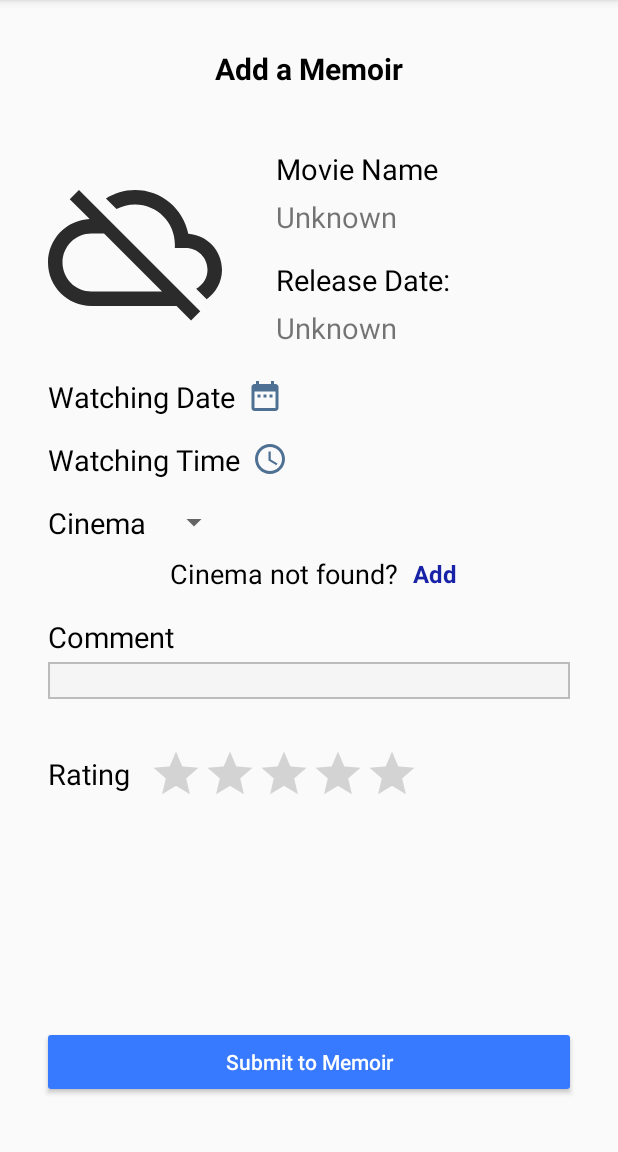
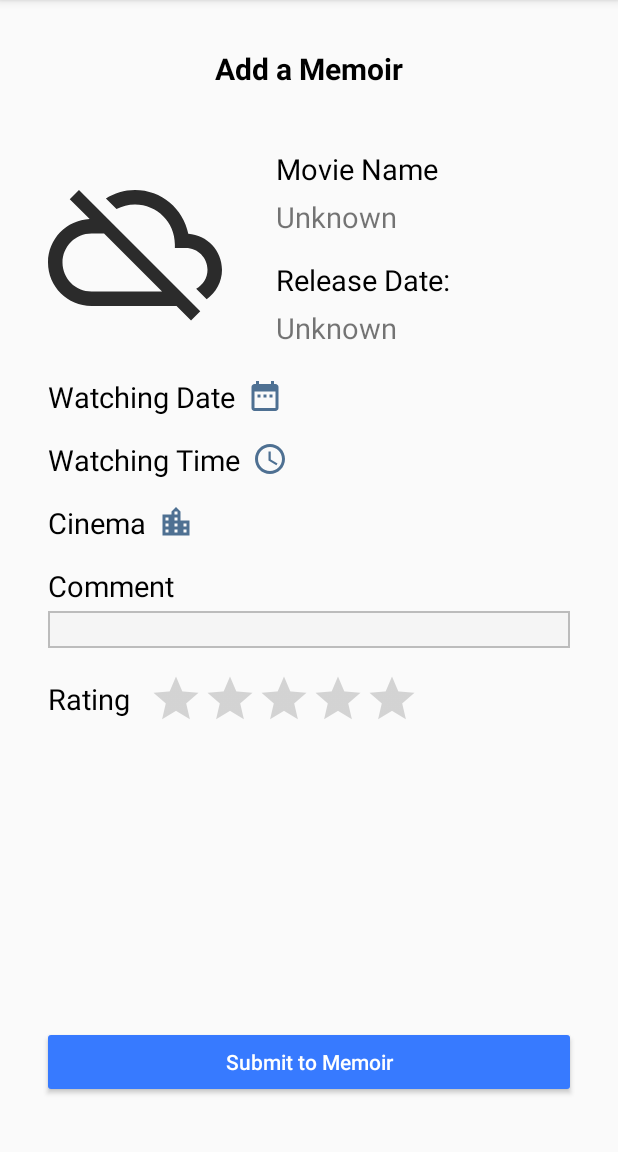
Before and after one commit to lingyuze1996/MyMovieMemoir, an Android app: the fragment AddMemoirFragment placed in its activity, on a phone screen of 412 x 824 dp, the part 84-1236 px from its top. Run offline under Robolectric (Android 15) with nearby library versions, the phone set to English and light mode, and no system bars; our stand-ins replace Picasso, Room's generated code; network calls fail; pictures from the network do not load.

Commit message:
Some changes about Add Memoir
REPLACE spinners with TimePicker for watching time selection

Manually add cinema DISABLED

Choose Cinema Fragment ADDED

```diff
--- a/MyMovieMemoir/app/src/main/java/ling/yuze/mymoviememoir/ui/main/fragment/AddMemoirFragment.java
+++ b/MyMovieMemoir/app/src/main/java/ling/yuze/mymoviememoir/ui/main/fragment/AddMemoirFragment.java
@@ -1,33 +1,27 @@
 package ling.yuze.mymoviememoir.ui.main.fragment;
 
+import android.app.Activity;
 import android.content.Context;
+import android.content.Intent;
 import android.content.SharedPreferences;
 import android.os.AsyncTask;
 import android.os.Bundle;
 import android.view.LayoutInflater;
 import android.view.View;
 import android.view.ViewGroup;
-import android.widget.ArrayAdapter;
 import android.widget.Button;
 import android.widget.CalendarView;
 import android.widget.EditText;
 import android.widget.ImageView;
 import android.widget.RatingBar;
-import android.widget.Spinner;
 import android.widget.TextView;
 import android.widget.TimePicker;
 import android.widget.Toast;
-
 import androidx.annotation.NonNull;
 import androidx.annotation.Nullable;
 import androidx.fragment.app.Fragment;
 import androidx.fragment.app.FragmentManager;
 import androidx.fragment.app.FragmentTransaction;
-
-
-import java.util.ArrayList;
-import java.util.List;
-
 import ling.yuze.mymoviememoir.R;
 import ling.yuze.mymoviememoir.data.Cinema;
 import ling.yuze.mymoviememoir.data.Memoir;
@@ -38,36 +32,41 @@ import ling.yuze.mymoviememoir.utility.JsonParser;
 import static ling.yuze.mymoviememoir.network.ImageDownload.setImage;
 
 public class AddMemoirFragment extends Fragment implements View.OnClickListener {
+
+    // widgets
     private TextView tvMovieName;
-    private ImageView image;
+    private ImageView movieImage;
     private TextView tvRelease;
+
     private ImageView calendarImage;
     private CalendarView calendar;
+    private TextView tvDate;
+
     private ImageView timePickerImage;
     private TimePicker timePicker;
-    private Spinner spinnerCinema;
-    private TextView tvAddCinemaClick;
-    private TextView tvAddCinemaHeading;
-    private EditText etCinemaName;
-    private EditText etCinemaPostcode;
-    private TextView tvConfirm;
+    private TextView tvTime;
+
+    private ImageView cinemaImage;
+    private TextView tvCinema;
+
     private EditText etAddComment;
+
     private RatingBar ratingBar;
+
     private Button buttonSubmit;
 
+    // information
     private int maxMemoirId;
     private String watchingDate;
-    private int maxCinemaId = 0;
-    private List<String> cinemas;
-    private List<Object[]> cinemasList;
-    private ArrayAdapter<String> cinemaAdapter;
+    private String watchingTime;
+    private Cinema cinema;
 
     @Nullable
     @Override
     public View onCreateView(@NonNull LayoutInflater inflater, @Nullable ViewGroup container, @Nullable Bundle savedInstanceState) {
         View v = inflater.inflate(R.layout.fragment_add_memoir, container, false);
 
-        new TaskGetMaxMemoirId().execute();
+        //new TaskGetMaxMemoirId().execute();
 
         // Get movie information from movie view fragment
         SharedPreferences shared = getContext().getSharedPreferences("movie", Context.MODE_PRIVATE);
@@ -80,8 +79,8 @@ public class AddMemoirFragment extends Fragment implements View.OnClickListener
         tvMovieName = v.findViewById(R.id.tv_add_name);
         tvMovieName.setText(name);
 
-        image = v.findViewById(R.id.image_add_poster);
-        setImage(image, imagePath);
+        movieImage = v.findViewById(R.id.image_add_poster);
+        setImage(movieImage, imagePath);
 
         tvRelease = v.findViewById(R.id.tv_add_release);
         tvRelease.setText(releaseDate);
@@ -89,45 +88,38 @@ public class AddMemoirFragment extends Fragment implements View.OnClickListener
         calendarImage = v.findViewById(R.id.imageWatchingDate);
         calendarImage.setOnClickListener(this);
 
+        tvDate = v.findViewById(R.id.tv_add_date);
+
         calendar = v.findViewById(R.id.calendar_watching);
         calendar.setVisibility(View.GONE);
         calendar.setOnDateChangeListener(new CalendarView.OnDateChangeListener() {
             @Override
             public void onSelectedDayChange(@NonNull CalendarView view, int year, int month, int dayOfMonth) {
                 watchingDate = DateFormat.toDateString(year, month + 1, dayOfMonth);
+                tvDate.setText(watchingDate);
             }
         });
 
         timePickerImage = v.findViewById(R.id.imageWatchingTime);
         timePickerImage.setOnClickListener(this);
 
+        tvTime = v.findViewById(R.id.tv_add_time);
+
         timePicker = v.findViewById(R.id.time_picker);
         timePicker.setVisibility(View.GONE);
         timePicker.setIs24HourView(true);
+        timePicker.setOnTimeChangedListener(new TimePicker.OnTimeChangedListener() {
+            @Override
+            public void onTimeChanged(TimePicker view, int hourOfDay, int minute) {
+                watchingTime = DateFormat.toTimeString(hourOfDay, minute);
+                tvTime.setText(watchingTime);
+            }
+        });
 
-        // Spinner for cinema name and postcode
-        spinnerCinema = v.findViewById(R.id.spinner_add_cinema);
+        cinemaImage = v.findViewById(R.id.image_cinema);
+        cinemaImage.setOnClickListener(this);
 
-        cinemas = new ArrayList<>();
-
-        cinemaAdapter = new ArrayAdapter<>(getContext(), R.layout.spinner_item, cinemas);
-
-        spinnerCinema.setAdapter(cinemaAdapter);
-
-        // retrieve cinema names and postcodes into spinners
-        new TaskGetCinemas().execute();
-
-        // Click button to add a cinema not in the list
-        tvAddCinemaClick = v.findViewById(R.id.tv_supplement_cinema);
-        tvAddCinemaClick.setOnClickListener(this);
-
-        // View of supplement cinema
-        tvAddCinemaHeading = v.findViewById(R.id.tv_supplement_cinema_heading);
-        etCinemaName = v.findViewById(R.id.etAddCinemaName);
-        etCinemaPostcode = v.findViewById(R.id.etAddCinemaPostcode);
-        tvConfirm = v.findViewById(R.id.tv_supplement_cinema_confirm);
-        tvConfirm.setOnClickListener(this);
-        setAddCinemaVisibility(View.GONE);
+        tvCinema = v.findViewById(R.id.tv_cinema_chosen);
 
         etAddComment = v.findViewById(R.id.etAddComment);
 
@@ -142,6 +134,13 @@ public class AddMemoirFragment extends Fragment implements View.OnClickListener
     @Override
     public void onClick(View v) {
         switch(v.getId()) {
+            case R.id.imageWatchingDate:
+                if (calendar.getVisibility() == View.GONE)
+                    calendar.setVisibility(View.VISIBLE);
+                else
+                    calendar.setVisibility(View.GONE);
+                break;
+
             case R.id.imageWatchingTime:
                 if (timePicker.getVisibility() == View.GONE)
                     timePicker.setVisibility(View.VISIBLE);
@@ -149,56 +148,17 @@ public class AddMemoirFragment extends Fragment implements View.OnClickListener
                     timePicker.setVisibility(View.GONE);
                 break;
 
-            case R.id.imageWatchingDate:
-                if (calendar.getVisibility() == View.GONE)
-                    calendar.setVisibility(View.VISIBLE);
-                else
-                    calendar.setVisibility(View.GONE);
-                break;
+            case R.id.image_cinema:
+                FragmentManager fm = getFragmentManager();
+                FragmentTransaction transaction = fm.beginTransaction();
 
-            case R.id.tv_supplement_cinema:
-                if (tvAddCinemaHeading.getVisibility() == View.GONE)
-                    setAddCinemaVisibility(View.VISIBLE);
-                else
-                    setAddCinemaVisibility(View.GONE);
-                break;
+                CinemaChooseFragment fragment = new CinemaChooseFragment();
+                fragment.setTargetFragment(this, 0);
 
-            case R.id.tv_supplement_cinema_confirm:
-                String newCinemaName = etCinemaName.getText().toString();
-                String newCinemaPostcode = etCinemaPostcode.getText().toString();
-
-                if (newCinemaPostcode.length() != 4) {
-                    Toast.makeText(getContext(), R.string.error_postcode_format, Toast.LENGTH_LONG)
-                            .show();
-                    break;
-                }
-
-                if (newCinemaName.length() == 0) {
-                    Toast.makeText(getContext(), R.string.error_cinema_empty, Toast.LENGTH_LONG)
-                            .show();
-                    break;
-                }
-
-                setAddCinemaVisibility(View.GONE);
-
-                // check whether the cinema is already provided
-                if (checkCinemaId(newCinemaName + " " + newCinemaPostcode) != 0) {
-                    Toast.makeText(getContext(), R.string.error_cinema_exist, Toast.LENGTH_LONG)
-                            .show();
-                    break;
-                }
-
-                String newCinema = newCinemaName + " " + newCinemaPostcode;
-                cinemas.add(newCinema);
-
-                cinemasList.add(new Object[]{++ maxCinemaId, newCinemaPostcode, newCinemaName});
-
-                spinnerCinema.setSelection(cinemaAdapter.getPosition(newCinema));
-
-                // post newly added cinema to server database
-                new TaskPostNewCinema().execute(newCinemaName, newCinemaPostcode);
-                Toast.makeText(getContext(), R.string.success_add_cinema, Toast.LENGTH_LONG)
-                        .show();
+                transaction.add(R.id.content_frame, fragment);
+                transaction.hide(this);
+                transaction.addToBackStack(null);
+                transaction.commit();
                 break;
 
             case R.id.btAddSubmit:
@@ -207,21 +167,19 @@ public class AddMemoirFragment extends Fragment implements View.OnClickListener
                             .show();
                     break;
                 }
-                int hour = timePicker.getHour();
-                int minute = timePicker.getMinute();
                 String watchingDateTime = watchingDate
-                        + DateFormat.toCompleteTimeString(hour, minute);
+                        + watchingTime;
                 String comment = etAddComment.getText().toString();
                 float rating = ratingBar.getRating();
 
                 Memoir memoir = new Memoir(tvMovieName.getText().toString(), tvRelease.getText().toString() + "T00:00:00+10:00",
                         watchingDateTime, comment, rating);
 
-                String cinemaSelected = spinnerCinema.getSelectedItem().toString();
+                // String cinemaSelected = spinnerCinema.getSelectedItem().toString();
 
-                int cinemaId = checkCinemaId(cinemaSelected);
+                // int cinemaId = checkCinemaId(cinemaSelected);
 
-                memoir.setCId(cinemaId);
+                // memoir.setCId(cinemaId);
 
                 SharedPreferences sharedPersonInfo = getContext().
                         getSharedPreferences("Info", Context.MODE_PRIVATE);
@@ -233,44 +191,27 @@ public class AddMemoirFragment extends Fragment implements View.OnClickListener
                 new TaskPostNewMemoir().execute(memoir);
                 Toast.makeText(getContext(), R.string.success_add_memoir, Toast.LENGTH_LONG).show();
 
-                FragmentManager fm = getFragmentManager();
-                FragmentTransaction transaction = fm.beginTransaction();
-                transaction.replace(R.id.content_frame, new MovieMemoirFragment());
-                transaction.addToBackStack(null);
-                transaction.commit();
+                replaceFragment(new MovieMemoirFragment());
 
                 break;
         }
     }
 
-    private int checkCinemaId(String cString) {
-        for (Object[] cinema : cinemasList) {
-            String cinemaString = (String) cinema[2] + " " + (String) cinema[1];
-            if (cinemaString.equals(cString)) {
-                return (Integer) cinema[0];
-            }
+    @Override
+    public void onActivityResult(int requestCode, int resultCode, @Nullable Intent data) {
+        if (resultCode == Activity.RESULT_OK) {
+            tvCinema.setText(data.getStringExtra("cinemaChosen"));
+            tvCinema.setVisibility(View.VISIBLE);
         }
 
-        return 0;
     }
 
-    private void setAddCinemaVisibility(int visibilityId) {
-        tvAddCinemaHeading.setVisibility(visibilityId);
-        etCinemaName.setVisibility(visibilityId);
-        etCinemaPostcode.setVisibility(visibilityId);
-        tvConfirm.setVisibility(visibilityId);
-    }
-
-    private class TaskPostNewCinema extends AsyncTask<String, Void, Void> {
-        @Override
-        protected Void doInBackground(String... params) {
-            RestService rs = new RestService();
-            Cinema cinema = new Cinema(maxCinemaId, params[0], params[1]);
-            String cinemaJson = JsonParser.objectToJson(cinema);
-            rs.post(cinemaJson, "cinema");
-
-            return null;
-        }
+    private void replaceFragment(Fragment next) {
+        FragmentManager fm = getFragmentManager();
+        FragmentTransaction transaction = fm.beginTransaction();
+        transaction.replace(R.id.content_frame, next);
+        transaction.addToBackStack(null);
+        transaction.commit();
     }
 
     private class TaskPostNewMemoir extends AsyncTask<Memoir, Void, Void> {
@@ -286,6 +227,7 @@ public class AddMemoirFragment extends Fragment implements View.OnClickListener
         }
     }
 
+    /*
     private class TaskGetCinemas extends AsyncTask<Void, Void, List<Object[]>> {
         @Override
         protected List<Object[]> doInBackground(Void... voids) {
@@ -316,6 +258,7 @@ public class AddMemoirFragment extends Fragment implements View.OnClickListener
         }
     }
 
+
     private class TaskGetMaxMemoirId extends AsyncTask<Void, Void, Integer> {
         @Override
         protected Integer doInBackground(Void... voids) {
@@ -328,4 +271,5 @@ public class AddMemoirFragment extends Fragment implements View.OnClickListener
             maxMemoirId = integer;
         }
     }
+    */
 }
--- /dev/null
+++ b/MyMovieMemoir/app/src/main/res/drawable/ic_location.xml
@@ -0,0 +1,5 @@
+<vector android:height="24dp" android:tint="#4E7092"
+    android:viewportHeight="24.0" android:viewportWidth="24.0"
+    android:width="24dp" xmlns:android="http://schemas.android.com/apk/res/android">
+    <path android:fillColor="#FF000000" android:pathData="M15,11L15,5l-3,-3 -3,3v2L3,7v14h18L21,11h-6zM7,19L5,19v-2h2v2zM7,15L5,15v-2h2v2zM7,11L5,11L5,9h2v2zM13,19h-2v-2h2v2zM13,15h-2v-2h2v2zM13,11h-2L11,9h2v2zM13,7h-2L11,5h2v2zM19,19h-2v-2h2v2zM19,15h-2v-2h2v2z"/>
+</vector>
--- a/MyMovieMemoir/app/src/main/res/layout/fragment_add_memoir.xml
+++ b/MyMovieMemoir/app/src/main/res/layout/fragment_add_memoir.xml
@@ -93,7 +93,6 @@
                     android:textColor="#000000"
                     android:layout_width="wrap_content"
                     android:layout_height="wrap_content"
-                    android:layout_gravity="center"
                     android:text="@string/watching_date" />
 
                 <ImageView
@@ -103,6 +102,14 @@
                     android:layout_gravity="center"
                     android:layout_marginLeft="8dp"
                     app:srcCompat="@drawable/ic_date_range" />
+
+                <TextView
+                    android:id="@+id/tv_add_date"
+                    android:layout_width="match_parent"
+                    android:layout_height="wrap_content"
+                    android:textSize="19dp"
+                    android:gravity="center"
+                    tools:text="Some Text"/>
 
             </LinearLayout>
 
@@ -136,6 +143,14 @@
                     android:layout_marginLeft="8dp"
                     app:srcCompat="@drawable/ic_time_range" />
 
+                <TextView
+                    android:id="@+id/tv_add_time"
+                    android:layout_width="match_parent"
+                    android:layout_height="wrap_content"
+                    android:textSize="19dp"
+                    android:gravity="center"
+                    tools:text="Some Text"/>
+
             </LinearLayout>
 
             <TimePicker
@@ -161,85 +176,24 @@
                     android:layout_height="wrap_content"
                     android:text="@string/cinema" />
 
-                <androidx.appcompat.widget.AppCompatSpinner
-                    android:id="@+id/spinner_add_cinema"
+                <ImageView
+                    android:id="@+id/image_cinema"
                     android:layout_width="wrap_content"
                     android:layout_height="wrap_content"
                     android:layout_gravity="center"
-                    android:layout_marginLeft="8dp"
-                    android:dropDownWidth="200dp" />
-            </LinearLayout>
-
-            <LinearLayout
-                android:layout_width="match_parent"
-                android:layout_height="wrap_content"
-                android:layout_marginTop="8dp"
-                android:gravity="center">
-
-                <TextView
-                    android:layout_width="wrap_content"
-                    android:layout_height="wrap_content"
-                    android:layout_gravity="center"
-                    android:layout_marginLeft="8dp"
-                    android:text="@string/cinema_not_found"
-                    android:textColor="#000000"
-                    android:textSize="18dp" />
-
-                <TextView
-                    android:id="@+id/tv_supplement_cinema"
-                    android:layout_width="wrap_content"
-                    android:layout_height="wrap_content"
-                    android:layout_gravity="center"
-                    android:layout_marginLeft="8dp"
-                    android:padding="2dp"
-                    android:text="@string/add"
-                    android:textColor="#1822A7"
-                    android:textSize="16dp"
-                    android:textStyle="bold" />
+                    android:layout_marginStart="8dp"
+                    app:srcCompat="@drawable/ic_location"/>
             </LinearLayout>
 
             <TextView
-                android:id="@+id/tv_supplement_cinema_heading"
-                style="@style/Widget.AppCompat.EditText"
+                android:id="@+id/tv_cinema_chosen"
+                android:layout_marginTop="4dp"
                 android:layout_width="wrap_content"
                 android:layout_height="wrap_content"
-                android:layout_marginTop="8dp"
-                android:layout_marginBottom="4dp"
-                android:text="@string/add_cinema" />
-
-            <LinearLayout
-                android:id="@+id/linearLayoutAddCinema"
-                android:layout_width="match_parent"
-                android:layout_height="wrap_content">
-
-                <EditText
-                    android:id="@+id/etAddCinemaName"
-                    android:layout_width="match_parent"
-                    android:layout_height="wrap_content"
-                    android:layout_weight="1"
-                    android:hint="@string/cinema_name"
-                    android:inputType="textMultiLine" />
-
-                <EditText
-                    android:id="@+id/etAddCinemaPostcode"
-                    android:layout_width="match_parent"
-                    android:layout_height="wrap_content"
-                    android:layout_weight="1.3"
-                    android:hint="@string/register_postcode"
-                    android:inputType="number" />
-
-                <TextView
-                    android:id="@+id/tv_supplement_cinema_confirm"
-                    android:layout_width="match_parent"
-                    android:layout_height="wrap_content"
-                    android:layout_weight="1.3"
-                    android:gravity="center"
-                    android:padding="2dp"
-                    android:text="@string/confirm"
-                    android:textColor="#1822A7"
-                    android:textSize="16dp"
-                    android:textStyle="bold" />
-            </LinearLayout>
+                android:textSize="19dp"
+                android:visibility="gone"
+                tools:visibility="visible"
+                tools:text="Some text"/>
 
             <TextView
                 android:id="@+id/tv_add_comment"
@@ -255,7 +209,6 @@
                 android:id="@+id/etAddComment"
                 android:layout_width="match_parent"
                 android:layout_height="wrap_content"
-                android:layout_marginBottom="16dp"
                 android:background="@drawable/text_background"
                 android:inputType="textMultiLine" />
 
@@ -277,6 +230,7 @@
                 <androidx.appcompat.widget.AppCompatRatingBar
                     android:id="@+id/ratingBar_add"
                     style="@style/Widget.AppCompat.RatingBar.Indicator"
+                    android:isIndicator="false"
                     android:layout_width="wrap_content"
                     android:layout_height="wrap_content"
                     android:layout_gravity="center"
--- a/MyMovieMemoir/app/src/main/res/layout/fragment_home.xml
+++ b/MyMovieMemoir/app/src/main/res/layout/fragment_home.xml
@@ -27,7 +27,7 @@
         android:layout_gravity="center"
         android:layout_marginTop="40dp"
         android:gravity="center"
-        android:text="@string/top_five_movies"
+        android:text="@string/trending_movies"
         android:textColor="#FFFFFF"
         android:textSize="35dp"
         android:textStyle="bold|italic"/>
@@ -35,7 +35,6 @@
     <LinearLayout
         android:layout_width="match_parent"
         android:layout_height="wrap_content"
-        android:layout_gravity="left"
         android:layout_marginTop="10dp"
         android:layout_marginBottom="10dp"
         android:layout_marginLeft="30dp"
@@ -65,7 +64,7 @@
             android:gravity="center"
             android:textSize="15dp"
             android:textColor="#FFFFFF"
-            android:text="@string/rating"/>
+            android:text="@string/public_rating"/>
     </LinearLayout>
 
     <androidx.recyclerview.widget.RecyclerView
```
Also changed, not shown: MyMovieMemoir/app/src/main/java/ling/yuze/mymoviememoir/data/Cinema.java (+8 -0 lines), MyMovieMemoir/app/src/main/java/ling/yuze/mymoviememoir/ui/main/fragment/CinemaChooseFragment.java (added, +59 -0 lines), MyMovieMemoir/app/src/main/res/layout/fragment_choose_cinema.xml (added, +82 -0 lines), MyMovieMemoir/app/src/main/res/values/strings.xml (+5 -2 lines), 2 other files.
